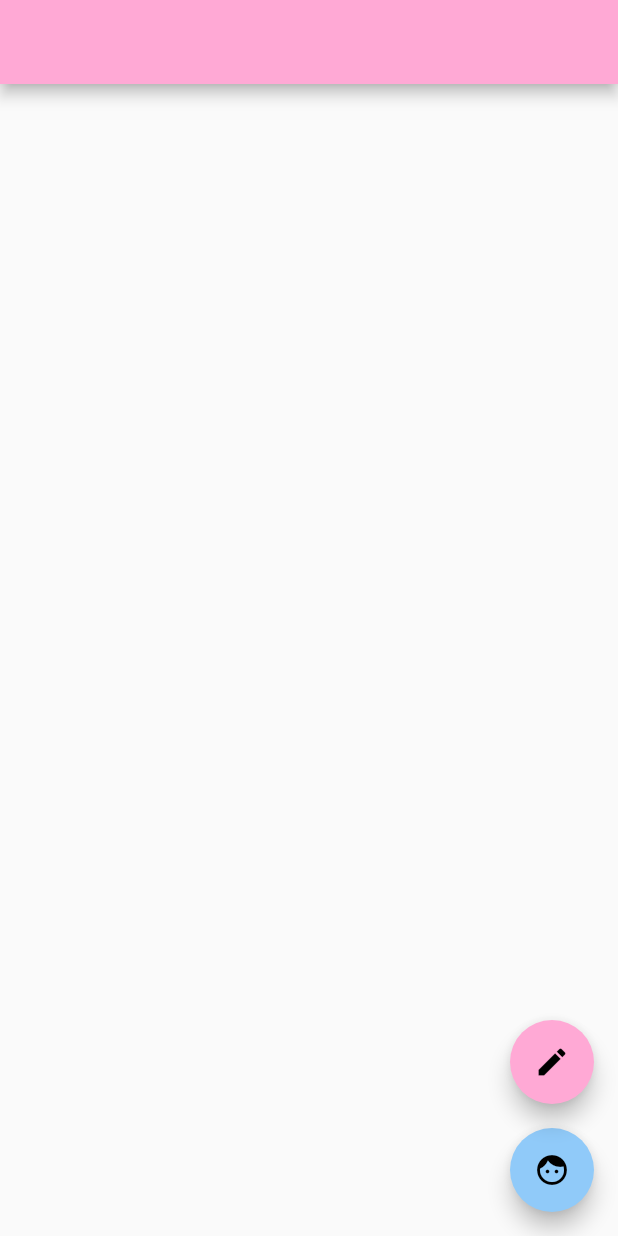
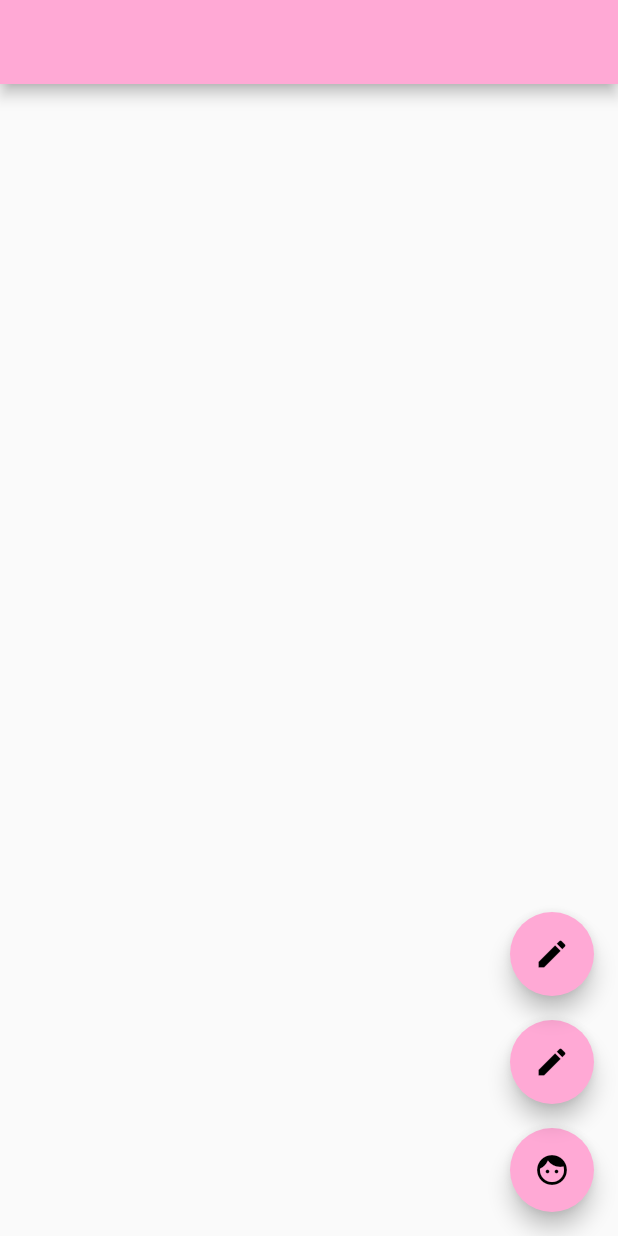
Before and after one commit to maropook/nakanoto_coin, a Flutter app: the screen it shows after launch, on a phone screen of 412 x 824 dp. Run offline on Flutter 3.47's test engine with Material 2 defaults, Android fonts, the phone set to English and light mode, and no system bars; our stand-ins replace audioplayers, flutter_riverpod, flutter_slidable, freezed_annotation, sqflite; missing offline and left inert: flutter_barcode_scanner; accounts and stored records are empty.

Commit message:
Update riverpod_hooks to flutter_riverpod

```diff
--- a/lib/main.dart
+++ b/lib/main.dart
@@ -1,7 +1,7 @@
 import 'package:flutter/material.dart';
-import 'package:hooks_riverpod/hooks_riverpod.dart';
 import 'package:nakanoto_coin/service/material_color_service.dart';
 import 'package:nakanoto_coin/views/point_list_page.dart';
+import 'package:flutter_riverpod/flutter_riverpod.dart';
 
 void main() {
   runApp(
--- a/lib/viewModels/point_view_model.dart
+++ b/lib/viewModels/point_view_model.dart
@@ -1,9 +1,8 @@
 import 'package:nakanoto_coin/databases/point_database.dart';
-import 'package:nakanoto_coin/models/point.dart';
 import 'package:nakanoto_coin/models/point.dart';
 import 'package:nakanoto_coin/repositories/point_repository.dart';
 import 'package:nakanoto_coin/states/point_state.dart';
-import 'package:riverpod/riverpod.dart';
+import 'package:flutter_riverpod/flutter_riverpod.dart';
 
 final pointViewModelProvider =
     StateNotifierProvider<PointViewModelProvider, PointState>(
--- a/lib/views/happy_page.dart
+++ b/lib/views/happy_page.dart
@@ -1,5 +1,4 @@
 import 'package:flutter/material.dart';
-import 'package:audioplayers/audioplayers.dart';
 
 import 'package:flutter_barcode_scanner/flutter_barcode_scanner.dart';
 import 'package:nakanoto_coin/views/enter_price.dart';
--- a/lib/views/point_add_page.dart
+++ b/lib/views/point_add_page.dart
@@ -1,6 +1,6 @@
 import 'package:flutter/material.dart';
-import 'package:hooks_riverpod/hooks_riverpod.dart';
 import 'package:nakanoto_coin/viewModels/point_view_model.dart';
+import 'package:flutter_riverpod/flutter_riverpod.dart';
 
 class PointAddPage extends ConsumerWidget {
   @override
--- a/lib/views/point_list_page.dart
+++ b/lib/views/point_list_page.dart
@@ -1,10 +1,11 @@
 import 'package:flutter/material.dart';
 import 'package:flutter_slidable/flutter_slidable.dart';
-import 'package:hooks_riverpod/hooks_riverpod.dart';
 import 'package:nakanoto_coin/models/point.dart';
 import 'package:nakanoto_coin/viewModels/point_view_model.dart';
+import 'package:nakanoto_coin/views/enter_price.dart';
 import 'package:nakanoto_coin/views/happy_page.dart';
 import 'package:nakanoto_coin/views/point_add_page.dart';
+import 'package:flutter_riverpod/flutter_riverpod.dart';
 
 class PointListPage extends ConsumerWidget {
   @override
@@ -16,16 +17,14 @@ class PointListPage extends ConsumerWidget {
         verticalDirection: VerticalDirection.up, // childrenの先頭が下に配置されます。
         mainAxisSize: MainAxisSize.min,
         children: <Widget>[
-          // 1つ目のFAB
           FloatingActionButton(
             heroTag: "happy",
-            child: Icon(Icons.face),
-            backgroundColor: Colors.blue[200],
+            child: const Icon(Icons.face),
             onPressed: () async {
               Navigator.of(context, rootNavigator: true).push(
                 MaterialPageRoute(
                   builder: (context) {
-                    return HappyPage();
+                    return const HappyPage();
                   },
                   fullscreenDialog: true,
                 ),
@@ -34,7 +33,7 @@ class PointListPage extends ConsumerWidget {
           ),
           // 2つ目のFAB
           Container(
-            margin: EdgeInsets.only(bottom: 16.0),
+            margin: const EdgeInsets.only(bottom: 16.0),
             child: FloatingActionButton(
               heroTag: "scan",
               child: const Icon(Icons.edit),
@@ -44,6 +43,24 @@ class PointListPage extends ConsumerWidget {
                   MaterialPageRoute(
                     builder: (context) {
                       return PointAddPage();
+                    },
+                    fullscreenDialog: true,
+                  ),
+                );
+              },
+            ),
+          ),
+          Container(
+            margin: const EdgeInsets.only(bottom: 16.0),
+            child: FloatingActionButton(
+              heroTag: "scan",
+              child: const Icon(Icons.edit),
+              backgroundColor: Theme.of(context).primaryColor,
+              onPressed: () async {
+                Navigator.of(context, rootNavigator: true).push(
+                  MaterialPageRoute(
+                    builder: (context) {
+                      return EnterPrice();
                     },
                     fullscreenDialog: true,
                   ),
--- a/pubspec.yaml
+++ b/pubspec.yaml
@@ -30,10 +30,8 @@ dependencies:
   sqflite: ^2.0.0+4
   path: ^1.8.0
 
-  hooks_riverpod: ^1.0.3
   state_notifier: ^0.7.0
-  riverpod: ^1.0.0
-
+  flutter_riverpod: ^1.0.3
   freezed_annotation: ^0.14.3
   json_serializable: ^4.1.4
 
```
Also changed, not shown: lib/views/enter_price.dart (+9 -1 lines), pubspec.lock.
